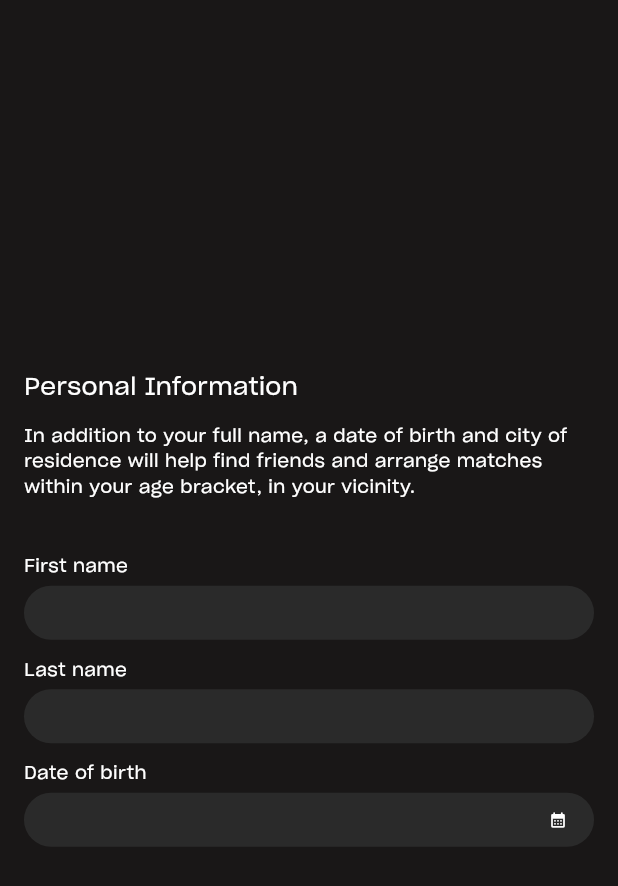
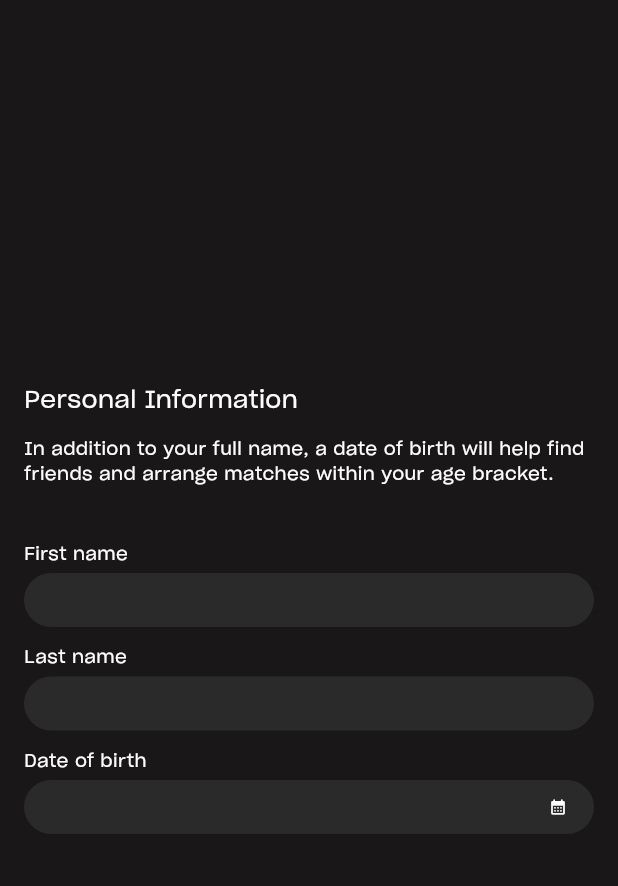
Before and after one commit to abuyukyi101198/sidelines-flutter, a Flutter app: the PersonalInfoScreen screen opened directly with empty values, on a phone screen of 412 x 824 dp. Shown: the top 886 px of the screen. Run offline on Flutter 3.47's test engine with Material 3 defaults, Android fonts, the light colour scheme and no system bars; drawn by our look-alikes of date_field; our stand-ins replace flutter_secure_storage, flutter_svg, smooth_page_indicator; accounts and stored records are empty.

Commit message:
removed city info

```diff
--- a/lib/screens/personal_info_screen.dart
+++ b/lib/screens/personal_info_screen.dart
@@ -36,7 +36,7 @@ class PersonalInfoScreen extends StatelessWidget {
                   height: 12,
                 ),
                 const Text(
-                  'In addition to your full name, a date of birth and city of residence will help find friends and arrange matches within your age bracket, in your vicinity.',
+                  'In addition to your full name, a date of birth will help find friends and arrange matches within your age bracket.',
                   style: TextStyle(
                     color: Colors.white,
                     fontSize: 12,
```
